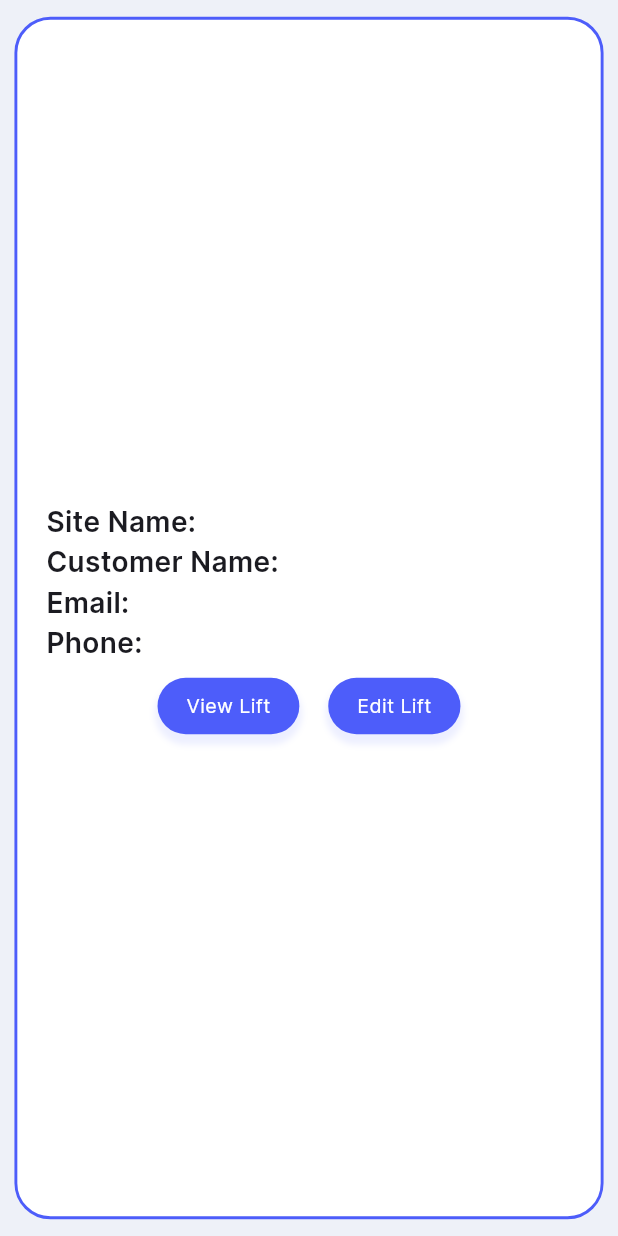
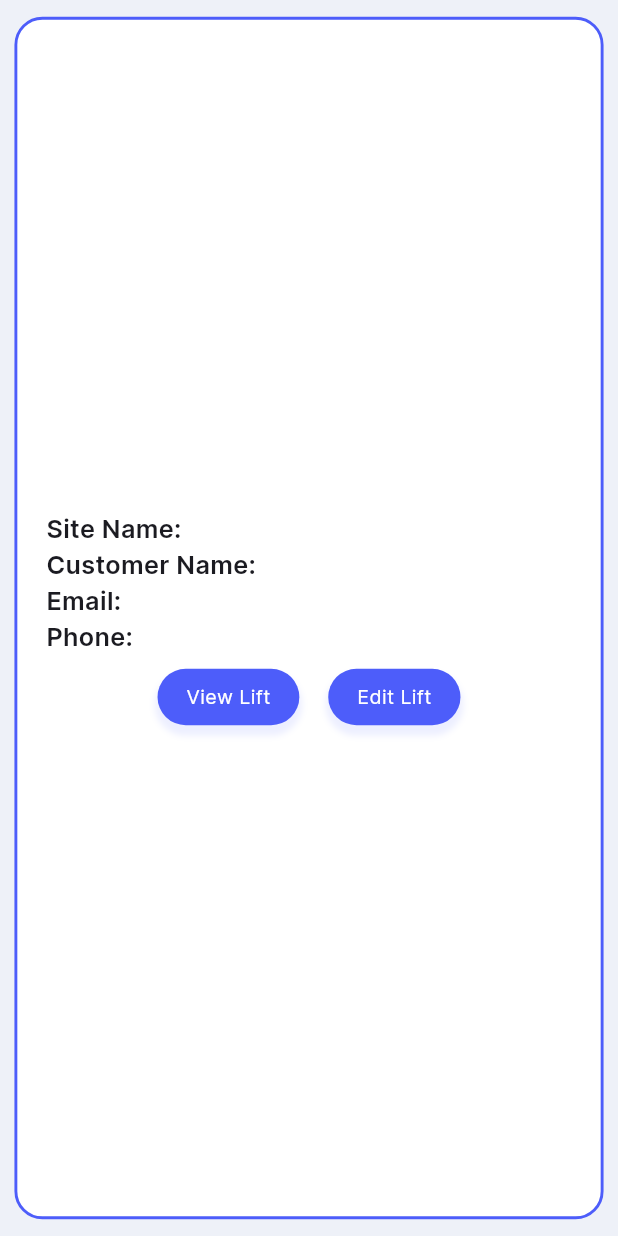
Before and after one commit to iam-niraj/neerp, a Flutter app: the LiftCard widget shown alone on an empty page, opened directly with empty values, on a phone screen of 412 x 824 dp. Run offline on Flutter 3.47's test engine with Material 2 defaults, Android fonts, the phone set to English and light mode, and no system bars; our stand-ins replace bloc, bloc_concurrency, equatable, flutter_bloc, flutter_screenutil, flutter_svg and 2 more; missing offline and left inert: api_cache_manager, flow_builder; accounts and stored records are empty.

Commit message:
minor changes #6

```diff
--- a/lib/screens/Lift List/components/lift_card.dart
+++ b/lib/screens/Lift List/components/lift_card.dart
@@ -18,7 +18,7 @@ class LiftCard extends StatelessWidget {
       child: Container(
         decoration: BoxDecoration(
           border: Border.all(color: kPrimaryColor, width: 2.w),
-          borderRadius: const BorderRadius.all(Radius.circular(24)),
+          borderRadius: BorderRadius.all(Radius.circular(20.r)),
           color: white,
         ),
         child: Padding(
--- a/lib/utils/constants.dart
+++ b/lib/utils/constants.dart
@@ -13,7 +13,7 @@ final description = TextStyle(
 
 final mediumText = TextStyle(
   fontFamily: 'Intel',
-  fontSize: 20.0.sp,
+  fontSize: 18.0.sp,
 );
 
 final smallText = TextStyle(
```
